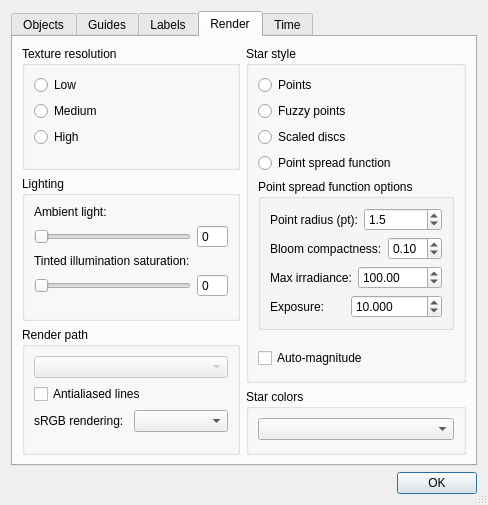
This is src/celestia/qt/preferences.ui in CelestiaProject/Celestia as Qt 5 draws it before an edit. The edited form follows.
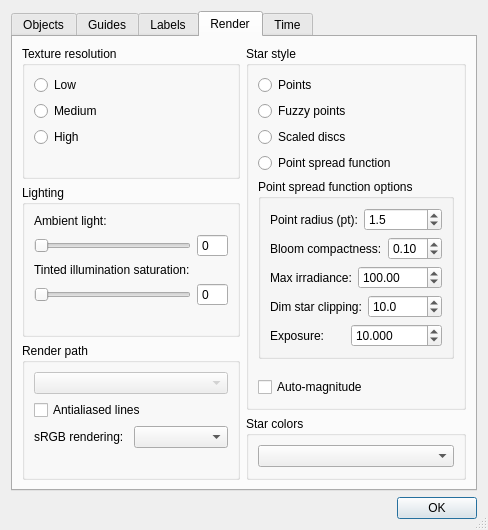
This is the edited form. The open tabs and pages were chosen to show the change.

Commit message: Soft-clip dim stars for PSF performance (#2570)

```diff
--- a/src/celestia/qt/preferences.ui
+++ b/src/celestia/qt/preferences.ui
@@ -1194,6 +1194,40 @@
                  </item>
                 </layout>
                </item>
+               <item>
+                <layout class="QHBoxLayout" name="horizontalLayout_psfDimClip">
+                 <item>
+                  <widget class="QLabel" name="psfDimClipFactorLabel">
+                   <property name="text">
+                    <string>Dim star clipping:</string>
+                   </property>
+                  </widget>
+                 </item>
+                 <item>
+                  <widget class="QDoubleSpinBox" name="psfDimClipFactorSpinBox">
+                   <property name="toolTip">
+                    <string>Hyperbolic soft-clip on dim stars; higher values cull more dim stars for performance.
+Valid range: 1.0 to 100.0.</string>
+                   </property>
+                   <property name="decimals">
+                    <number>1</number>
+                   </property>
+                   <property name="minimum">
+                    <double>1.000000000000000</double>
+                   </property>
+                   <property name="maximum">
+                    <double>100.000000000000000</double>
+                   </property>
+                   <property name="singleStep">
+                    <double>1.000000000000000</double>
+                   </property>
+                   <property name="value">
+                    <double>10.000000000000000</double>
+                   </property>
+                  </widget>
+                 </item>
+                </layout>
+               </item>
                <item>
                 <layout class="QHBoxLayout" name="horizontalLayout_psfExposure">
                  <item>
```
The commit also changes 12 other files.
